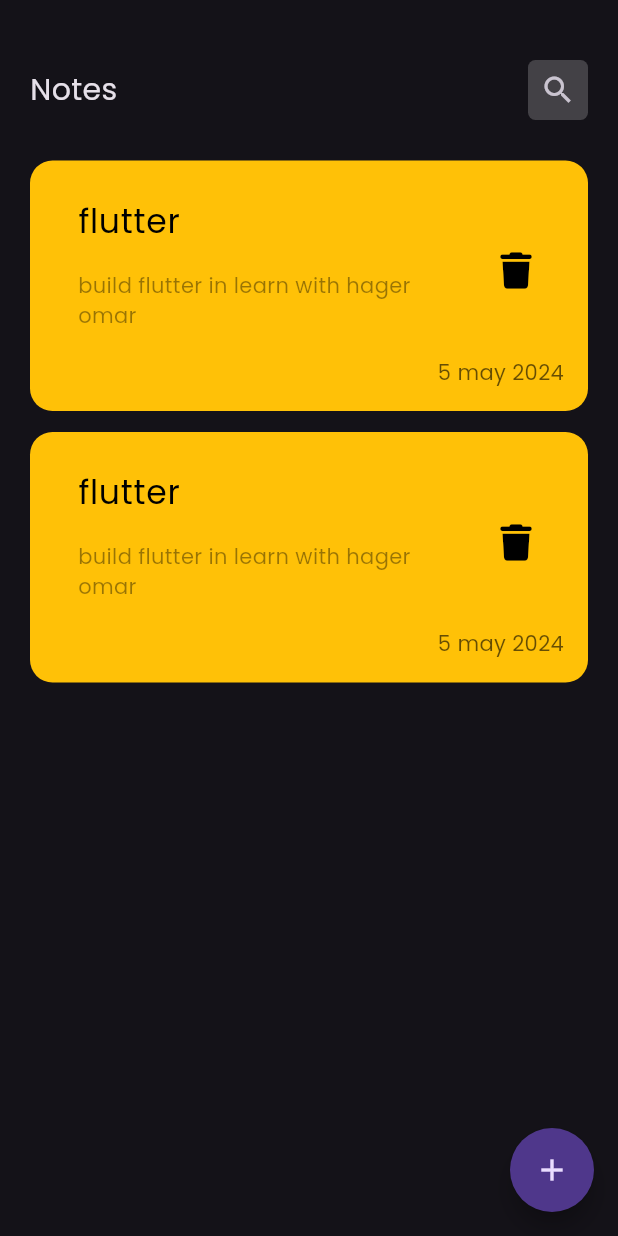
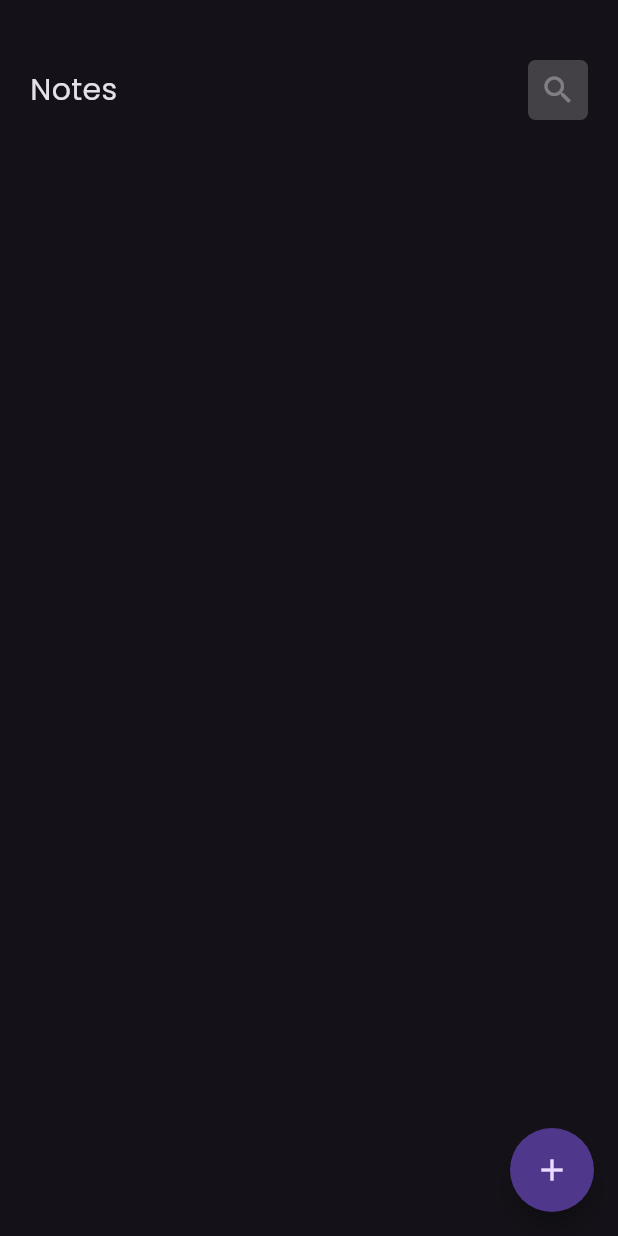
Before and after one commit to hageromar00/Note_app, a Flutter app: the screen it shows after launch, on a phone screen of 412 x 824 dp. Run offline on Flutter 3.47's test engine with Material 3 defaults, Android fonts, the phone set to English and light mode, and no system bars; our stand-ins replace flutter_bloc, font_awesome_flutter, hive, hive_flutter; accounts and stored records are empty.

Commit message:
add cubit to note view with listen to add and edit and delete

```diff
--- a/lib/cubits/note_cubit/note_cubits.dart
+++ b/lib/cubits/note_cubit/note_cubits.dart
@@ -0,0 +1,15 @@
+import 'package:flutter_bloc/flutter_bloc.dart';
+import 'package:hive_flutter/adapters.dart';
+import 'package:note_app/const.dart';
+import 'package:note_app/cubits/note_cubit/note_state.dart';
+import 'package:note_app/model/note_model.dart';
+
+class NoteViewCubit extends Cubit<NoteState> {
+  NoteViewCubit() : super(NoteInitial());
+  List<NoteModel>? notes;
+  fetchNote() {
+    var noteboxe = Hive.box<NoteModel>(KNoteBox);
+   notes= noteboxe.values.toList();
+    emit(NoteSuccess());
+  }
+}
--- a/lib/cubits/note_cubit/note_state.dart
+++ b/lib/cubits/note_cubit/note_state.dart
@@ -0,0 +1,3 @@
+class NoteState {}
+class NoteInitial extends NoteState{}
+class NoteSuccess extends NoteState{}
--- a/lib/main.dart
+++ b/lib/main.dart
@@ -2,6 +2,7 @@ import 'package:flutter/material.dart';
 import 'package:flutter_bloc/flutter_bloc.dart';
 import 'package:hive_flutter/adapters.dart';
 import 'package:note_app/const.dart';
+import 'package:note_app/cubits/note_cubit/note_cubits.dart';
 import 'package:note_app/model/note_model.dart';
 import 'package:note_app/simple_bloc_observer.dart';
 import 'package:note_app/views/note_view.dart';
@@ -23,10 +24,13 @@ class MyApp extends StatelessWidget {
   // This widget is the root of your application.
   @override
   Widget build(BuildContext context) {
-    return MaterialApp(
-      theme: ThemeData(brightness: Brightness.dark, fontFamily: 'Poppins'),
-      debugShowCheckedModeBanner: false,
-      home: NoteViews(),
+    return BlocProvider(
+      create: (context) => NoteViewCubit(),
+      child: MaterialApp(
+        theme: ThemeData(brightness: Brightness.dark, fontFamily: 'Poppins'),
+        debugShowCheckedModeBanner: false,
+        home:const NoteViews(),
+      ),
     );
   }
 }
--- a/lib/widget/add_note.dart
+++ b/lib/widget/add_note.dart
@@ -2,6 +2,7 @@ import 'package:flutter/material.dart';
 import 'package:flutter_bloc/flutter_bloc.dart';
 import 'package:note_app/cubits/add_note/add_note_cubit.dart';
 import 'package:note_app/cubits/add_note/add_note_state.dart';
+import 'package:note_app/cubits/note_cubit/note_cubits.dart';
 import 'package:note_app/widget/add_note_sheet.dart';
 
 class AddNote extends StatelessWidget {
@@ -16,12 +17,14 @@ class AddNote extends StatelessWidget {
           if (state is AddNotesFailed) {
             print('there is problem here');
           } else if (state is AddNotesSuccess) {
+
             Navigator.pop(context);
+             BlocProvider.of<NoteViewCubit>(context).fetchNote();
           }
         },
         builder: (context, state) {
           return AbsorbPointer(
-            absorbing: state is AddNotesLoad ? true :false,
+            absorbing: state is AddNotesLoad ? true : false,
             child: const SingleChildScrollView(
               child: AddNoteSheet(),
             ),
--- a/lib/widget/custom_appBar.dart
+++ b/lib/widget/custom_appBar.dart
@@ -2,19 +2,24 @@ import 'package:flutter/material.dart';
 import 'package:note_app/widget/custom_icon.dart';
 
 class CustomAppBar extends StatelessWidget {
-  const CustomAppBar({super.key, required this.icons});
+  const CustomAppBar({super.key, required this.icons, this.onPres,required this.text});
   final IconData icons;
+  final void Function()? onPres;
+  final String text;
 
   @override
   Widget build(BuildContext context) {
     return Row(
       mainAxisAlignment: MainAxisAlignment.spaceBetween,
       children: [
-        const Text(
-          'Notes',
+        Text(
+          text,
           style: TextStyle(fontSize: 20),
         ),
-        CustomIcons(icon: icons)
+        CustomIcons(
+          icon: icons,
+          onPres: onPres,
+        )
       ],
     );
   }
--- a/lib/widget/custom_icon.dart
+++ b/lib/widget/custom_icon.dart
@@ -1,8 +1,9 @@
 import 'package:flutter/material.dart';
 
 class CustomIcons extends StatelessWidget {
-  const CustomIcons({super.key,required this.icon});
+  const CustomIcons({super.key, required this.icon,this.onPres});
   final IconData icon;
+ final void Function()? onPres;
 
   @override
   Widget build(BuildContext context) {
@@ -13,7 +14,7 @@ class CustomIcons extends StatelessWidget {
         color: Colors.white.withOpacity(.2),
         borderRadius: BorderRadius.circular(5),
       ),
-      child: IconButton(onPressed: (){}, icon: Icon(icon)),
+      child: IconButton(onPressed: onPres, icon: Icon(icon)),
     );
   }
 }
--- a/lib/widget/note_item.dart
+++ b/lib/widget/note_item.dart
@@ -1,16 +1,20 @@
 import 'package:flutter/material.dart';
+import 'package:flutter_bloc/flutter_bloc.dart';
 import 'package:font_awesome_flutter/font_awesome_flutter.dart';
+import 'package:note_app/cubits/note_cubit/note_cubits.dart';
+import 'package:note_app/model/note_model.dart';
 import 'package:note_app/views/edit_view.dart';
 
 class NoteItem extends StatelessWidget {
-  const NoteItem({super.key});
+  const NoteItem({super.key, required this.not});
+  final NoteModel not;
 
   @override
   Widget build(BuildContext context) {
     return GestureDetector(
       onTap: () {
         Navigator.push(context, MaterialPageRoute(builder: (context) {
-          return EditView();
+          return EditView(note: not,);
         }));
       },
       child: Container(
@@ -21,19 +25,22 @@ class NoteItem extends StatelessWidget {
           crossAxisAlignment: CrossAxisAlignment.end,
           children: [
             ListTile(
-              title: const Text(
-                'flutter',
-                style: TextStyle(color: Colors.black, fontSize: 22),
+              title: Text(
+                not.title,
+                style: const TextStyle(color: Colors.black, fontSize: 22),
               ),
               subtitle: Padding(
                 padding: const EdgeInsets.only(top: 16, bottom: 10),
                 child: Text(
-                  'build flutter in learn with hager omar ',
+                  not.subtitle,
                   style: TextStyle(color: Colors.black.withOpacity(.4)),
                 ),
               ),
               trailing: IconButton(
-                  onPressed: () {},
+                  onPressed: () {
+                    not.delete();
+                    BlocProvider.of<NoteViewCubit>(context).fetchNote();
+                  },
                   icon: const Icon(
                     FontAwesomeIcons.trash,
                     color: Colors.black,
@@ -42,7 +49,7 @@ class NoteItem extends StatelessWidget {
             ),
             Padding(
               padding: const EdgeInsets.only(right: 16),
-              child: Text('5 may 2024',
+              child: Text(not.date,
                   style: TextStyle(color: Colors.black.withOpacity(.6))),
             ),
           ],
--- a/lib/widget/note_view_body.dart
+++ b/lib/widget/note_view_body.dart
@@ -1,20 +1,34 @@
 import 'package:flutter/material.dart';
+import 'package:flutter_bloc/flutter_bloc.dart';
+import 'package:note_app/cubits/note_cubit/note_cubits.dart';
 import 'package:note_app/widget/custom_appBar.dart';
 import 'package:note_app/widget/note_view_list.dart';
 
-class NoteViewBody extends StatelessWidget {
+class NoteViewBody extends StatefulWidget {
   const NoteViewBody({super.key});
+
+  @override
+  State<NoteViewBody> createState() => _NoteViewBodyState();
+}
+
+class _NoteViewBodyState extends State<NoteViewBody> {
+  @override
+  void initState() {
+    BlocProvider.of<NoteViewCubit>(context).fetchNote();
+    super.initState();
+  }
 
   @override
   Widget build(BuildContext context) {
     return const Padding(
-      padding: const EdgeInsets.symmetric(horizontal: 20),
-      child: const Column(
+      padding: EdgeInsets.symmetric(horizontal: 20),
+      child:  Column(
         children: [
           SizedBox(
             height: 40,
           ),
           CustomAppBar(
+            text: 'Notes',
             icons: Icons.search,
           ),
           SizedBox(
--- a/lib/widget/note_view_list.dart
+++ b/lib/widget/note_view_list.dart
@@ -1,4 +1,8 @@
 import 'package:flutter/material.dart';
+import 'package:flutter_bloc/flutter_bloc.dart';
+import 'package:note_app/cubits/note_cubit/note_cubits.dart';
+import 'package:note_app/cubits/note_cubit/note_state.dart';
+import 'package:note_app/model/note_model.dart';
 import 'package:note_app/widget/note_item.dart';
 
 class NoteItemList extends StatelessWidget {
@@ -6,13 +10,19 @@ class NoteItemList extends StatelessWidget {
 
   @override
   Widget build(BuildContext context) {
-    return ListView.builder(
-        itemCount: 2,
-        itemBuilder: (context, index) {
-          return const Padding(
-            padding: EdgeInsets.symmetric(vertical: 7),
-            child: NoteItem(),
-          );
-        });
+    return BlocBuilder<NoteViewCubit, NoteState>(
+      builder: (context, state) {
+        List<NoteModel> note =
+            BlocProvider.of<NoteViewCubit>(context).notes ?? [];
+        return ListView.builder(
+            itemCount: note.length,
+            itemBuilder: (context, index) {
+              return  Padding(
+                padding:const EdgeInsets.symmetric(vertical: 7),
+                child: NoteItem(not: note[index],),
+              );
+            });
+      },
+    );
   }
 }
```
Also changed, not shown: lib/views/edit_view.dart (+7 -4 lines), lib/widget/edit_view_body.dart (+20 -4 lines).
